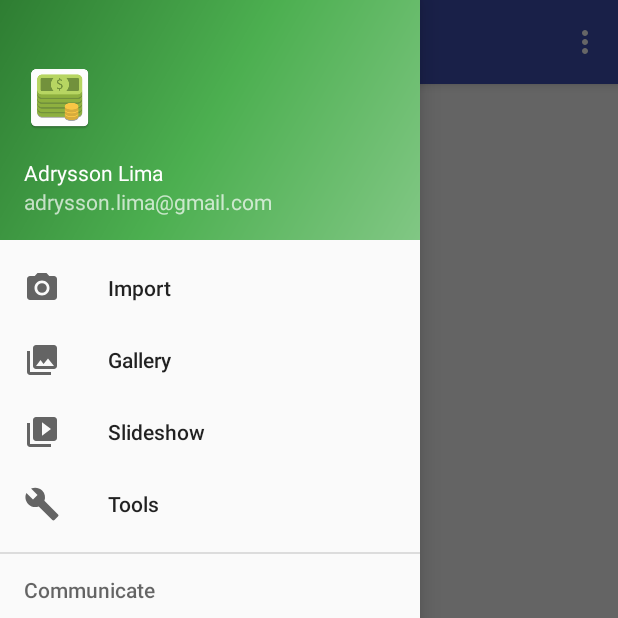
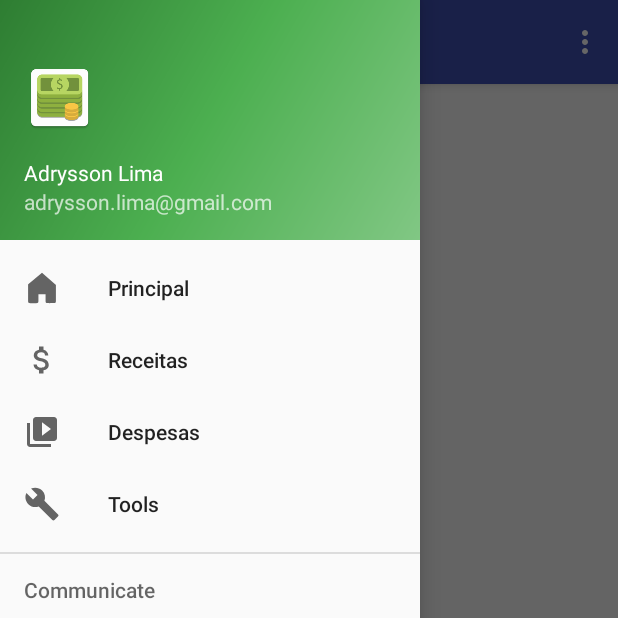
Before and after one commit to adryssonlima/MyMoney, an Android app: the screen it shows after launch (MainActivity), with the side drawer open, on a phone screen of 412 x 824 dp, the top half of it. Run offline under Robolectric (Android 15) with nearby library versions, the phone set to English and light mode, and no system bars.

Commit message:
Adicionando alguns menus

```diff
--- a/app/src/main/res/drawable-v21/ic_menu_camera.xml
+++ /dev/null
@@ -1,12 +0,0 @@
-<vector xmlns:android="http://schemas.android.com/apk/res/android"
-    android:width="24dp"
-    android:height="24dp"
-    android:viewportHeight="24.0"
-    android:viewportWidth="24.0">
-    <path
-        android:fillColor="#FF000000"
-        android:pathData="M12,12m-3.2,0a3.2,3.2 0,1 1,6.4 0a3.2,3.2 0,1 1,-6.4 0" />
-    <path
-        android:fillColor="#FF000000"
-        android:pathData="M9,2L7.17,4H4c-1.1,0 -2,0.9 -2,2v12c0,1.1 0.9,2 2,2h16c1.1,0 2,-0.9 2,-2V6c0,-1.1 -0.9,-2 -2,-2h-3.17L15,2H9zm3,15c-2.76,0 -5,-2.24 -5,-5s2.24,-5 5,-5 5,2.24 5,5 -2.24,5 -5,5z" />
-</vector>
--- /dev/null
+++ b/app/src/main/res/drawable/ic_menu_attach_money.xml
@@ -0,0 +1,9 @@
+<vector xmlns:android="http://schemas.android.com/apk/res/android"
+        android:width="24dp"
+        android:height="24dp"
+        android:viewportWidth="24.0"
+        android:viewportHeight="24.0">
+    <path
+        android:fillColor="#FF000000"
+        android:pathData="M11.8,10.9c-2.27,-0.59 -3,-1.2 -3,-2.15 0,-1.09 1.01,-1.85 2.7,-1.85 1.78,0 2.44,0.85 2.5,2.1h2.21c-0.07,-1.72 -1.12,-3.3 -3.21,-3.81V3h-3v2.16c-1.94,0.42 -3.5,1.68 -3.5,3.61 0,2.31 1.91,3.46 4.7,4.13 2.5,0.6 3,1.48 3,2.41 0,0.69 -0.49,1.79 -2.7,1.79 -2.06,0 -2.87,-0.92 -2.98,-2.1h-2.2c0.12,2.19 1.76,3.42 3.68,3.83V21h3v-2.15c1.95,-0.37 3.5,-1.5 3.5,-3.55 0,-2.84 -2.43,-3.81 -4.7,-4.4z"/>
+</vector>
--- /dev/null
+++ b/app/src/main/res/drawable/ic_menu_home.xml
@@ -0,0 +1,22 @@
+<?xml version="1.0" encoding="utf-8"?>
+<!--
+  Copyright (c) Microsoft Corporation. All rights reserved.
+-->
+<vector
+    xmlns:android="http://schemas.android.com/apk/res/android"
+    android:width="22dp"
+    android:height="22dp"
+    android:viewportWidth="22"
+    android:viewportHeight="22"
+    >
+    <path
+        android:fillColor="#212121"
+        android:pathData="M2.587,8.675 A0.136,0.136,0,0,0,2.5,8.748 Z M2.5,8.75 L2.5,18.783
+      C2.5,20.005,2.738,20.25,3.957,20.25 L7.357,20.25
+      C8.576,20.25,8.814,20.02,8.814,18.783 L8.814,14.894 L13.185,14.894
+      L13.185,18.794 C13.185,20.016,13.433,20.244,14.642,20.239
+      C14.661,20.254,18.042,20.239,18.042,20.239
+      C19.271,20.239,19.499,19.982,19.499,18.779 L19.499,9.05
+      A0.173,0.173,0,0,0,19.368,8.938 L11,1.75 L2.587,8.675 Z"
+        />
+</vector>
--- a/app/src/main/res/menu/activity_main_drawer.xml
+++ b/app/src/main/res/menu/activity_main_drawer.xml
@@ -3,17 +3,17 @@
 
     <group android:checkableBehavior="single">
         <item
-            android:id="@+id/nav_camera"
-            android:icon="@drawable/ic_menu_camera"
-            android:title="Import" />
+            android:id="@+id/nav_principal"
+            android:icon="@drawable/ic_menu_home"
+            android:title="Principal" />
         <item
-            android:id="@+id/nav_gallery"
-            android:icon="@drawable/ic_menu_gallery"
-            android:title="Gallery" />
+            android:id="@+id/nav_attach_money"
+            android:icon="@drawable/ic_menu_attach_money"
+            android:title="Receitas" />
         <item
             android:id="@+id/nav_slideshow"
             android:icon="@drawable/ic_menu_slideshow"
-            android:title="Slideshow" />
+            android:title="Despesas" />
         <item
             android:id="@+id/nav_manage"
             android:icon="@drawable/ic_menu_manage"
```
